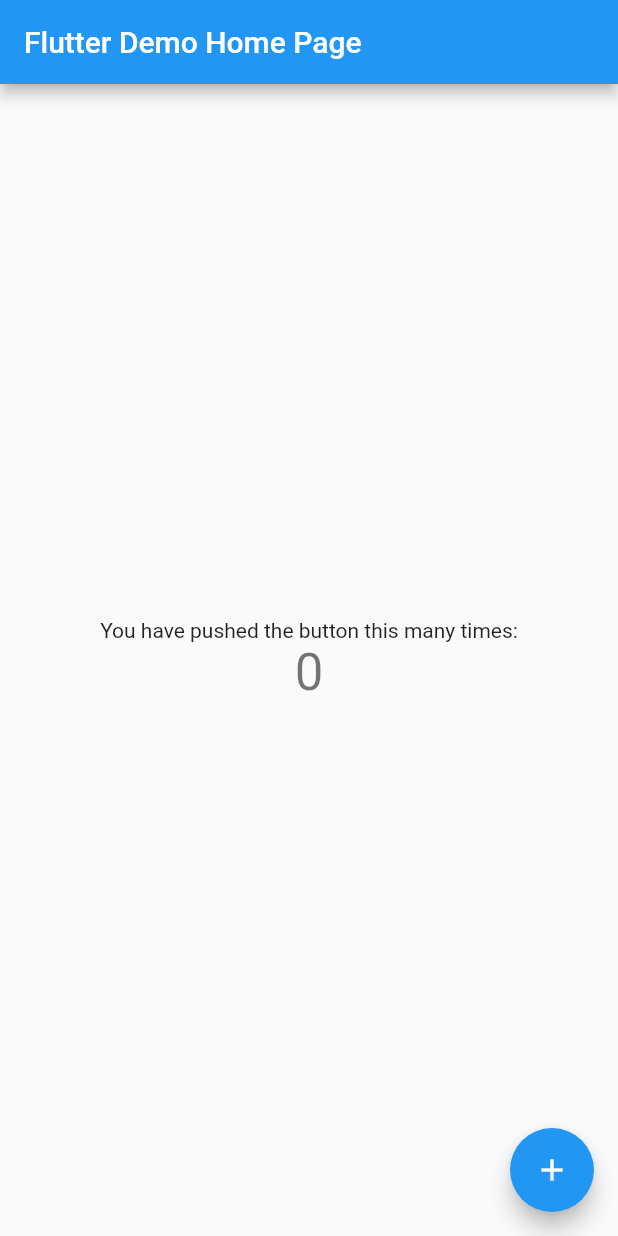
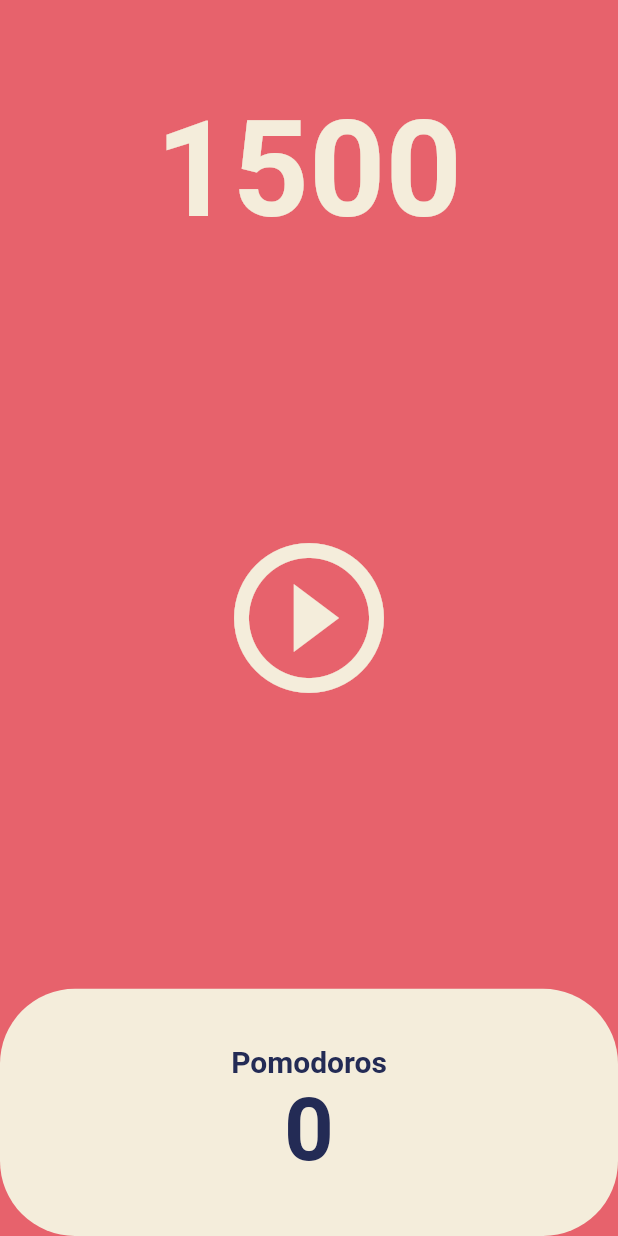
Before and after one commit to kimiihvo/pomodoro, a Flutter app: the screen it shows after launch, on a phone screen of 412 x 824 dp. Run offline on Flutter 3.47's test engine with Material 2 defaults, Android fonts, the phone set to English and light mode, and no system bars.

Commit message:
pomodoro #5.2

```diff
--- a/lib/main.dart
+++ b/lib/main.dart
@@ -1,4 +1,5 @@
 import 'package:flutter/material.dart';
+import 'package:pomodoro/screens/home_screen.dart';
 
 void main() {
   runApp(const MyApp());
@@ -13,103 +14,16 @@ class MyApp extends StatelessWidget {
     return MaterialApp(
       title: 'Flutter Demo',
       theme: ThemeData(
-        // This is the theme of your application.
-        //
-        // Try running your application with "flutter run". You'll see the
-        // application has a blue toolbar. Then, without quitting the app, try
-        // changing the primarySwatch below to Colors.green and then invoke
-        // "hot reload" (press "r" in the console where you ran "flutter run",
-        // or simply save your changes to "hot reload" in a Flutter IDE).
-        // Notice that the counter didn't reset back to zero; the application
-        // is not restarted.
-        primarySwatch: Colors.blue,
+        textTheme: const TextTheme(
+          displayLarge: TextStyle(
+            color: Color(0xFF232B55),
+          ),
+        ),
+        cardColor: const Color(0xFFF4EDDB),
+        colorScheme:
+            ColorScheme.fromSwatch(backgroundColor: const Color(0xFFE7626C)),
       ),
-      home: const MyHomePage(title: 'Flutter Demo Home Page'),
+      home: const HomeScreen(),
     );
   }
 }
-
-class MyHomePage extends StatefulWidget {
-  const MyHomePage({super.key, required this.title});
-
-  // This widget is the home page of your application. It is stateful, meaning
-  // that it has a State object (defined below) that contains fields that affect
-  // how it looks.
-
-  // This class is the configuration for the state. It holds the values (in this
-  // case the title) provided by the parent (in this case the App widget) and
-  // used by the build method of the State. Fields in a Widget subclass are
-  // always marked "final".
-
-  final String title;
-
-  @override
-  State<MyHomePage> createState() => _MyHomePageState();
-}
-
-class _MyHomePageState extends State<MyHomePage> {
-  int _counter = 0;
-
-  void _incrementCounter() {
-    setState(() {
-      // This call to setState tells the Flutter framework that something has
-      // changed in this State, which causes it to rerun the build method below
-      // so that the display can reflect the updated values. If we changed
-      // _counter without calling setState(), then the build method would not be
-      // called again, and so nothing would appear to happen.
-      _counter++;
-    });
-  }
-
-  @override
-  Widget build(BuildContext context) {
-    // This method is rerun every time setState is called, for instance as done
-    // by the _incrementCounter method above.
-    //
-    // The Flutter framework has been optimized to make rerunning build methods
-    // fast, so that you can just rebuild anything that needs updating rather
-    // than having to individually change instances of widgets.
-    return Scaffold(
-      appBar: AppBar(
-        // Here we take the value from the MyHomePage object that was created by
-        // the App.build method, and use it to set our appbar title.
-        title: Text(widget.title),
-      ),
-      body: Center(
-        // Center is a layout widget. It takes a single child and positions it
-        // in the middle of the parent.
-        child: Column(
-          // Column is also a layout widget. It takes a list of children and
-          // arranges them vertically. By default, it sizes itself to fit its
-          // children horizontally, and tries to be as tall as its parent.
-          //
-          // Invoke "debug painting" (press "p" in the console, choose the
-          // "Toggle Debug Paint" action from the Flutter Inspector in Android
-          // Studio, or the "Toggle Debug Paint" command in Visual Studio Code)
-          // to see the wireframe for each widget.
-          //
-          // Column has various properties to control how it sizes itself and
-          // how it positions its children. Here we use mainAxisAlignment to
-          // center the children vertically; the main axis here is the vertical
-          // axis because Columns are vertical (the cross axis would be
-          // horizontal).
-          mainAxisAlignment: MainAxisAlignment.center,
-          children: <Widget>[
-            const Text(
-              'You have pushed the button this many times:',
-            ),
-            Text(
-              '$_counter',
-              style: Theme.of(context).textTheme.headlineMedium,
-            ),
-          ],
-        ),
-      ),
-      floatingActionButton: FloatingActionButton(
-        onPressed: _incrementCounter,
-        tooltip: 'Increment',
-        child: const Icon(Icons.add),
-      ), // This trailing comma makes auto-formatting nicer for build methods.
-    );
-  }
-}
--- /dev/null
+++ b/lib/screens/home_screen.dart
@@ -0,0 +1,115 @@
+import 'dart:async';
+
+import 'package:flutter/material.dart';
+
+class HomeScreen extends StatefulWidget {
+  const HomeScreen({super.key});
+
+  @override
+  State<HomeScreen> createState() => _HomeScreenState();
+}
+
+class _HomeScreenState extends State<HomeScreen> {
+  int totalSeconds = 1500;
+  bool isRunning = false;
+  late Timer timer;
+
+  void onTick(Timer timer) {
+    setState(() {
+      totalSeconds = totalSeconds - 1;
+    });
+  }
+
+  void onStartPressed() {
+    timer = Timer.periodic(
+      const Duration(seconds: 1),
+      onTick,
+    );
+    setState(() {
+      isRunning = true;
+    });
+  }
+
+  void onPausePressed() {
+    timer.cancel();
+    setState(() {
+      isRunning = false;
+    });
+  }
+
+  @override
+  Widget build(BuildContext context) {
+    return Scaffold(
+      backgroundColor: Theme.of(context).colorScheme.background,
+      body: Column(
+        children: [
+          Flexible(
+            flex: 1,
+            child: Container(
+              alignment: Alignment.bottomCenter,
+              child: Text(
+                '$totalSeconds',
+                style: TextStyle(
+                  color: Theme.of(context).cardColor,
+                  fontSize: 89,
+                  fontWeight: FontWeight.w600,
+                ),
+              ),
+            ),
+          ),
+          Flexible(
+            flex: 3,
+            child: Center(
+              child: IconButton(
+                iconSize: 120,
+                color: Theme.of(context).cardColor,
+                onPressed: isRunning ? onPausePressed : onStartPressed,
+                icon: Icon(isRunning
+                    ? Icons.pause_circle_outline
+                    : Icons.play_circle_outline),
+              ),
+            ),
+          ),
+          Flexible(
+            flex: 1,
+            child: Row(
+              children: [
+                Expanded(
+                  child: Container(
+                    decoration: BoxDecoration(
+                      color: Theme.of(context).cardColor,
+                      borderRadius: BorderRadius.circular(50),
+                    ),
+                    child: Column(
+                      mainAxisAlignment: MainAxisAlignment.center,
+                      children: [
+                        Text(
+                          'Pomodoros',
+                          style: TextStyle(
+                            fontSize: 20,
+                            fontWeight: FontWeight.w600,
+                            color:
+                                Theme.of(context).textTheme.displayLarge!.color,
+                          ),
+                        ),
+                        Text(
+                          '0',
+                          style: TextStyle(
+                            fontSize: 58,
+                            fontWeight: FontWeight.w600,
+                            color:
+                                Theme.of(context).textTheme.displayLarge!.color,
+                          ),
+                        ),
+                      ],
+                    ),
+                  ),
+                ),
+              ],
+            ),
+          )
+        ],
+      ),
+    );
+  }
+}
```
